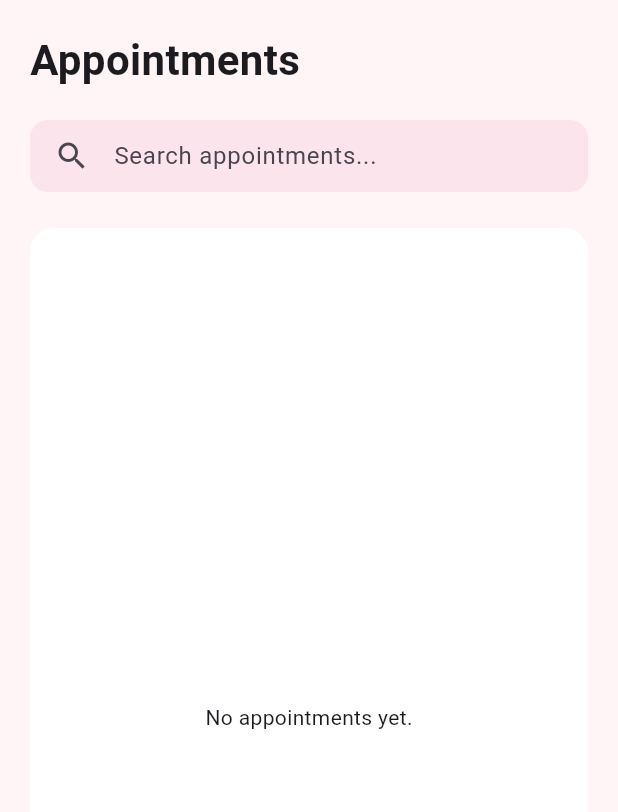
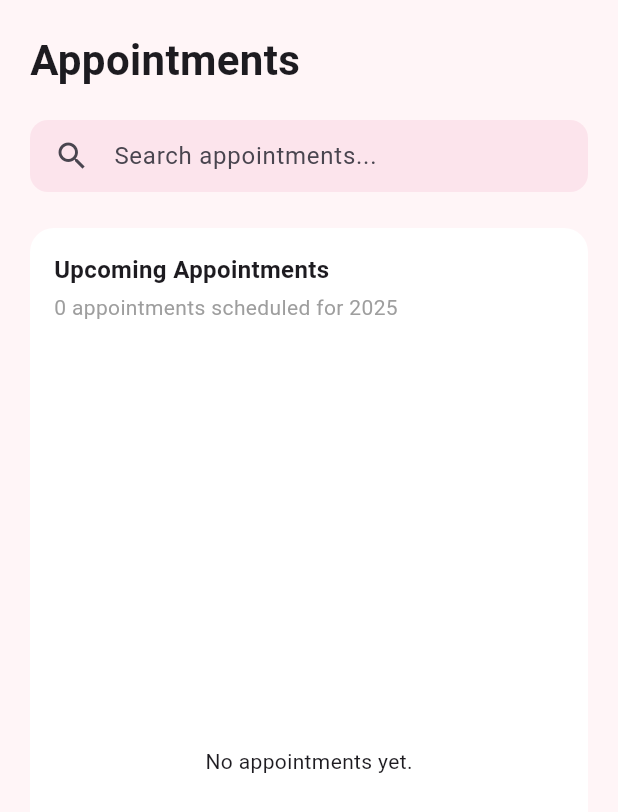
Before and after one commit to ronveee/kderma_mobileapp, a Flutter app: the AppointmentPage screen opened by its route, on a phone screen of 412 x 824 dp. Shown: the top 812 px of the screen. Run offline on Flutter 3.47's test engine with Material 3 defaults, Android fonts, the light colour scheme and no system bars; network calls fail.

Commit message:
W3 D5- W4 D1

```diff
--- a/lib/appointments.dart
+++ b/lib/appointments.dart
@@ -58,15 +58,28 @@ class AppointmentPage extends StatelessWidget {
                     color: Colors.white,
                     borderRadius: BorderRadius.circular(16),
                   ),
-                  child: appointments.isEmpty
-                      ? const Center(child: Text("No appointments yet."))
-                      : ListView.builder(
+                  child: Column(
+                    crossAxisAlignment: CrossAxisAlignment.start,
+                    children: [
+                      const Text(
+                        "Upcoming Appointments",
+                        style: TextStyle(fontWeight: FontWeight.bold, fontSize: 16),
+                      ),
+                      const SizedBox(height: 4),
+                      Text(
+                        "${appointments.length} appointment${appointments.length == 1 ? '' : 's'} scheduled for 2025",
+                        style: const TextStyle(fontSize: 14, color: Colors.grey),
+                      ),
+                      const SizedBox(height: 12), // Optional spacing
+                      Expanded( // Wrap in Expanded to avoid unbounded height error
+                        child: appointments.isEmpty
+                            ? const Center(child: Text("No appointments yet."))
+                            : ListView.builder(
                           itemCount: appointments.length,
                           itemBuilder: (context, index) {
                             final appt = appointments[index];
                             return appointmentCard(
-                              name: (appt.staffName != null &&
-                                      appt.staffName!.isNotEmpty)
+                              name: (appt.staffName != null && appt.staffName!.isNotEmpty)
                                   ? appt.staffName!
                                   : 'Aesthetician',
                               time: _formatDateTime(appt.dateTime),
@@ -76,6 +89,9 @@ class AppointmentPage extends StatelessWidget {
                             );
                           },
                         ),
+                      ),
+                    ],
+                  ),
                 ),
               ),
             ],
@@ -149,7 +165,7 @@ Widget appointmentCard({
     ),
     child: Row(
       children: [
-        Icon(Icons.person, color: Colors.pink[300]),
+        Icon(Icons.calendar_month, color: Colors.pink[300]),
         const SizedBox(width: 12),
         Expanded(
           child: Column(
@@ -183,7 +199,7 @@ Widget appointmentCard({
             Container(
               padding: const EdgeInsets.symmetric(horizontal: 8, vertical: 4),
               decoration: BoxDecoration(
-                color: Colors.green,
+                color: Colors.orange,
                 borderRadius: BorderRadius.circular(12),
               ),
               child: Text(
--- a/lib/services.dart
+++ b/lib/services.dart
@@ -538,7 +538,7 @@ class _BookAppointmentPageState extends State<BookAppointmentPage> {
         durationMinutes:
             int.tryParse(widget.serviceData['duration']?.toString() ?? '') ??
                 30,
-        status: 'Confirmed',
+        status: 'Pending',
         staffName: selectedAesthetician,
       );
       AppointmentStore().add(appointment);
```
